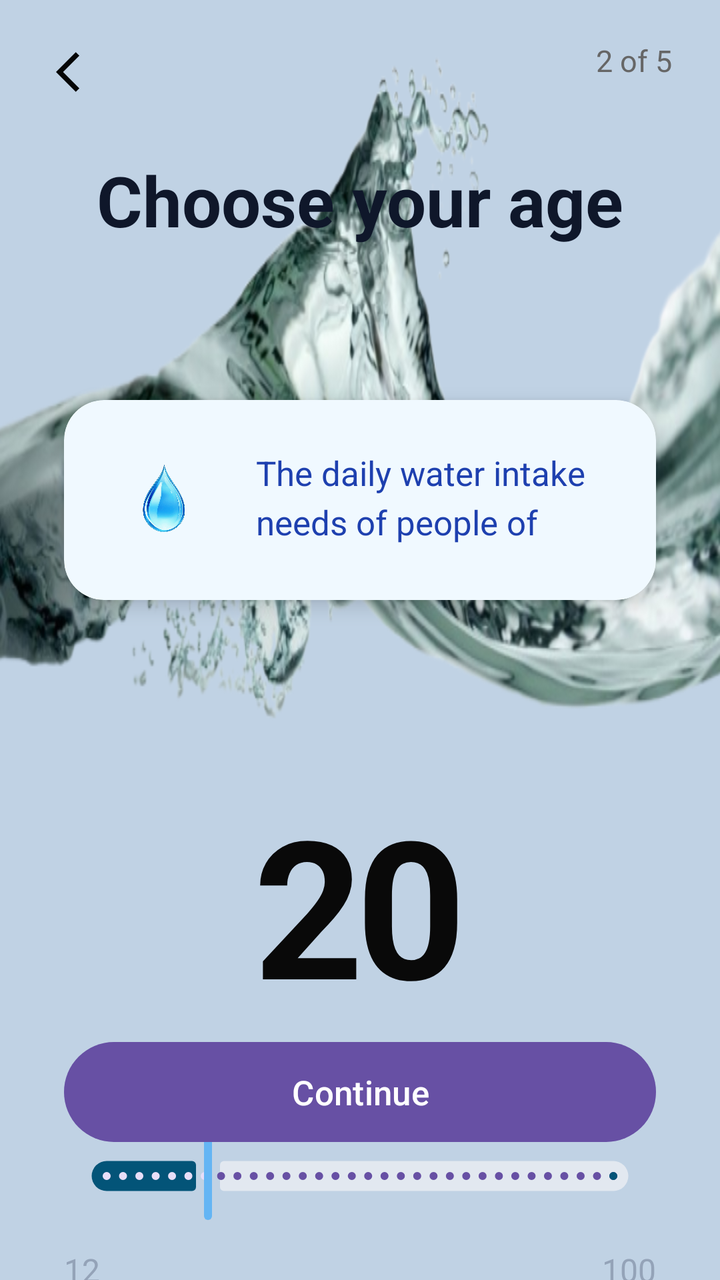
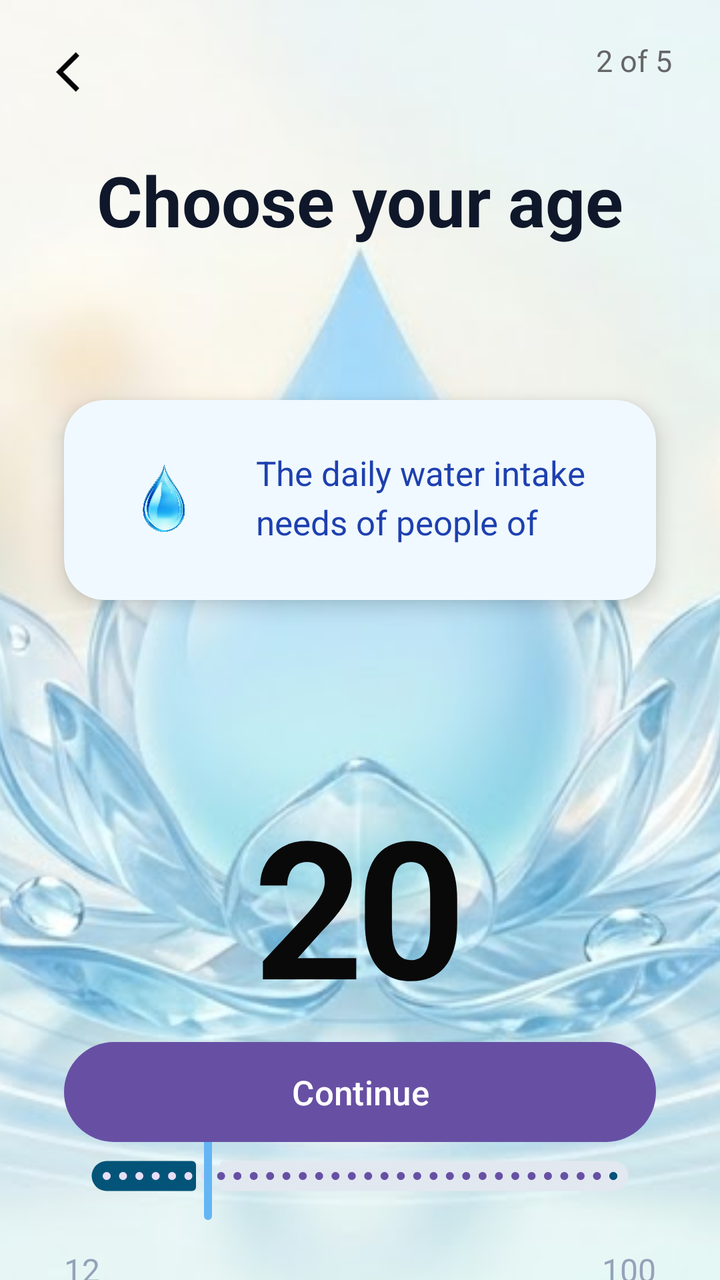

Before-and-after screenshots of an Android layout around one commit, followed by the original layout XML and the change that was made.
<!-- AndroidManifest.xml: application theme Theme.WaterReminder -->
<!-- res/layout/activity_age_selection.xml -->
<?xml version="1.0" encoding="utf-8"?>
<androidx.constraintlayout.widget.ConstraintLayout xmlns:android="http://schemas.android.com/apk/res/android"
    xmlns:app="http://schemas.android.com/apk/res-auto"
    xmlns:tools="http://schemas.android.com/tools"
    android:layout_width="match_parent"
    android:layout_height="match_parent"
    android:background="#C0D2E4"
    tools:context=".AgeSelection">

    <ImageView
        android:layout_width="wrap_content"
        android:layout_height="0dp"
        android:background="@drawable/bgwater"
        tools:ignore="MissingConstraints"
        tools:layout_editor_absoluteX="0dp"
        tools:layout_editor_absoluteY="290dp" />

    
    <ImageButton
        android:id="@+id/btnBack"
        android:layout_width="48dp"
        android:layout_height="48dp"
        android:src="@drawable/baseline_arrow_back_ios_24"
        android:background="?attr/selectableItemBackgroundBorderless"
        app:layout_constraintTop_toTopOf="parent"
        app:layout_constraintStart_toStartOf="parent"
        android:layout_marginTop="12dp"
        android:layout_marginStart="16dp" />

    <TextView
        android:id="@+id/tvPage"
        android:layout_width="wrap_content"
        android:layout_height="wrap_content"
        android:text="2 of 5"
        android:textSize="15sp"
        android:textColor="#666666"
        app:layout_constraintTop_toTopOf="parent"
        app:layout_constraintEnd_toEndOf="parent"
        android:layout_marginTop="20dp"
        android:layout_marginEnd="24dp" />

    
    <TextView
        android:id="@+id/tvTitle"
        android:layout_width="0dp"
        android:layout_height="200dp"
        android:text="Choose your age"
        android:textSize="35sp"
        android:textColor="#0F172A"
        android:textStyle="bold"
        android:gravity="center"
        app:layout_constraintStart_toStartOf="parent"
        app:layout_constraintEnd_toEndOf="parent"
        android:layout_marginTop="48dp"
        android:layout_marginHorizontal="32dp"
        tools:ignore="MissingConstraints" />

    
    <androidx.cardview.widget.CardView
        android:id="@+id/infoCard"
        android:layout_width="0dp"
        android:layout_height="wrap_content"
        app:cardCornerRadius="20dp"
        app:cardElevation="6dp"
        app:cardBackgroundColor="#F0F9FF"
        android:layout_marginHorizontal="32dp"
        app:layout_constraintTop_toBottomOf="@id/tvTitle"
        app:layout_constraintStart_toStartOf="parent"
        app:layout_constraintEnd_toEndOf="parent"
        android:layout_marginTop="0dp">

        <LinearLayout
            android:layout_width="match_parent"
            android:layout_height="wrap_content"
            android:orientation="horizontal"
            android:padding="20dp"
            android:gravity="center_vertical">

            <ImageView
                android:layout_width="60dp"
                android:layout_height="60dp"
                android:src="@drawable/water_drop"
                android:layout_marginEnd="16dp" />

            <TextView
                android:layout_width="0dp"
                android:layout_height="50dp"
                android:layout_weight="1"
                android:lineSpacingExtra="5dp"
                android:text="The daily water intake needs of people of different ages vary"
                app:layout_constraintTop_toBottomOf="@id/tvTitle"
                android:textColor="#1E40AF"
                android:textSize="17sp" />

        </LinearLayout>
    </androidx.cardview.widget.CardView>

    
    <androidx.constraintlayout.widget.ConstraintLayout
        android:layout_width="0dp"
        android:layout_height="wrap_content"
        app:layout_constraintTop_toBottomOf="@id/infoCard"
        app:layout_constraintStart_toStartOf="parent"
        app:layout_constraintEnd_toEndOf="parent"
        android:layout_marginTop="48dp"
        android:layout_marginHorizontal="32dp">

        
        <TextView
            android:id="@+id/tvAge"
            android:layout_width="wrap_content"
            android:layout_height="wrap_content"
            android:text="20"
            android:textSize="96sp"
            android:textColor="#090909"
            android:textStyle="bold"
            android:letterSpacing="-0.04"
            android:layout_marginTop="40dp"
            app:layout_constraintTop_toTopOf="parent"
            app:layout_constraintStart_toStartOf="parent"
            app:layout_constraintEnd_toEndOf="parent" />

        <TextView
            android:layout_width="wrap_content"
            android:layout_height="wrap_content"
            android:text="years old"
            android:textSize="30sp"
            android:textColor="#0D0E0E"
            android:textStyle="bold"
            app:layout_constraintTop_toBottomOf="@id/tvAge"
            app:layout_constraintStart_toStartOf="parent"
            app:layout_constraintEnd_toEndOf="parent"
            android:layout_marginTop="4dp" />

        
        <com.google.android.material.slider.Slider
            android:id="@+id/ageSlider"
            android:layout_width="0dp"
            android:layout_height="wrap_content"
            android:valueFrom="0"
            android:valueTo="100"
            android:value="20"
            android:stepSize="1"
            app:trackHeight="15dp"
            app:thumbRadius="20dp"
            app:trackColorInactive="#E2E8F0"
            app:trackColorActive="#035478"
            app:thumbColor="#64B5F4"
            app:haloColor="#096DDD"
            app:labelBehavior="gone"
            app:layout_constraintTop_toBottomOf="@id/tvAge"
            app:layout_constraintStart_toStartOf="parent"
            app:layout_constraintEnd_toEndOf="parent"
            android:layout_marginTop="48dp" />

        
        <TextView
            android:layout_width="wrap_content"
            android:layout_height="wrap_content"
            android:text="12"
            android:textColor="#94A3B8"
            android:textSize="16sp"
            app:layout_constraintTop_toBottomOf="@id/ageSlider"
            app:layout_constraintStart_toStartOf="parent"
            android:layout_marginTop="12dp" />

        <TextView
            android:layout_width="wrap_content"
            android:layout_height="wrap_content"
            android:text="100"
            android:textColor="#94A3B8"
            android:textSize="16sp"
            app:layout_constraintTop_toBottomOf="@id/ageSlider"
            app:layout_constraintEnd_toEndOf="parent"
            android:layout_marginTop="12dp" />

    </androidx.constraintlayout.widget.ConstraintLayout>
    <com.google.android.material.button.MaterialButton
        android:id="@+id/btn_next"
        android:layout_width="0dp"
        android:layout_height="58dp"
        android:text="Continue"
        android:textSize="17sp"
        app:cornerRadius="30dp"
        app:layout_constraintBottom_toBottomOf="parent"
        app:layout_constraintStart_toStartOf="parent"
        app:layout_constraintEnd_toEndOf="parent"
        android:layout_marginHorizontal="32dp"
        android:layout_marginBottom="65dp" />
</androidx.constraintlayout.widget.ConstraintLayout>
<!-- resources referenced by this layout -->
<resources>
  <!-- drawable baseline_arrow_back_ios_24 (drawable) -->
  <vector xmlns:android="http://schemas.android.com/apk/res/android" android:autoMirrored="true" android:height="24dp" android:tint="#050505" android:viewportHeight="24" android:viewportWidth="24" android:width="24dp">
        
      <path android:fillColor="@android:color/white" android:pathData="M11.67,3.87L9.9,2.1 0,12l9.9,9.9 1.77,-1.77L3.54,12z"/>
      
  </vector>
  <!-- drawable bgwater: png bitmap (drawable, 358820 bytes) -->
  <!-- drawable water_drop: png bitmap (drawable, 103002 bytes) -->
  <style name="Theme.WaterReminder" parent="Base.Theme.WaterReminder" />
  <style name="Base.Theme.WaterReminder" parent="Theme.Material3.DayNight.NoActionBar">
          
          
      </style>
</resources>

<!-- the commit's change to res/layout/activity_age_selection.xml (unified diff, before → after) -->
@@ -8,12 +8,15 @@
     tools:context=".AgeSelection">
 
     <ImageView
-        android:layout_width="wrap_content"
+        android:layout_width="0dp"
         android:layout_height="0dp"
-        android:background="@drawable/bgwater"
+        android:src="@drawable/bgwater"
+        android:scaleType="centerCrop"
         tools:ignore="MissingConstraints"
-        tools:layout_editor_absoluteX="0dp"
-        tools:layout_editor_absoluteY="290dp" />
+        app:layout_constraintTop_toTopOf="parent"
+        app:layout_constraintBottom_toBottomOf="parent"
+        app:layout_constraintStart_toStartOf="parent"
+        app:layout_constraintEnd_toEndOf="parent" />
 
     
     <ImageButton
<!-- resource entries referenced after the edit -->
@@ -6,7 +6,7 @@
       <path android:fillColor="@android:color/white" android:pathData="M11.67,3.87L9.9,2.1 0,12l9.9,9.9 1.77,-1.77L3.54,12z"/>
       
   </vector>
-  <!-- drawable bgwater: png bitmap (drawable, 358820 bytes) -->
+  <!-- drawable bgwater: png bitmap (drawable, 424858 bytes) -->
   <!-- drawable water_drop: png bitmap (drawable, 103002 bytes) -->
   <style name="Theme.WaterReminder" parent="Base.Theme.WaterReminder" />
   <style name="Base.Theme.WaterReminder" parent="Theme.Material3.DayNight.NoActionBar">
